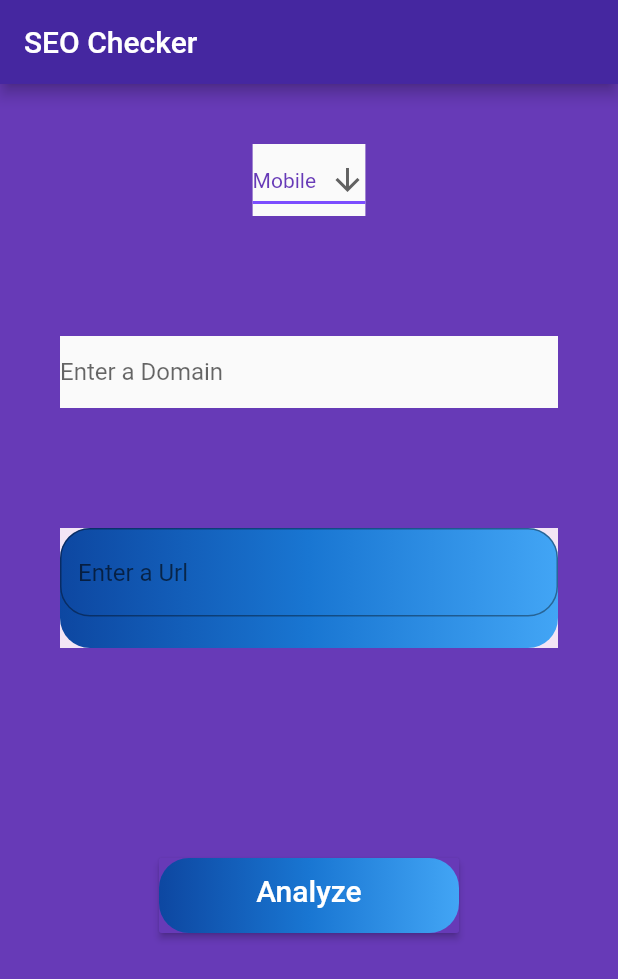
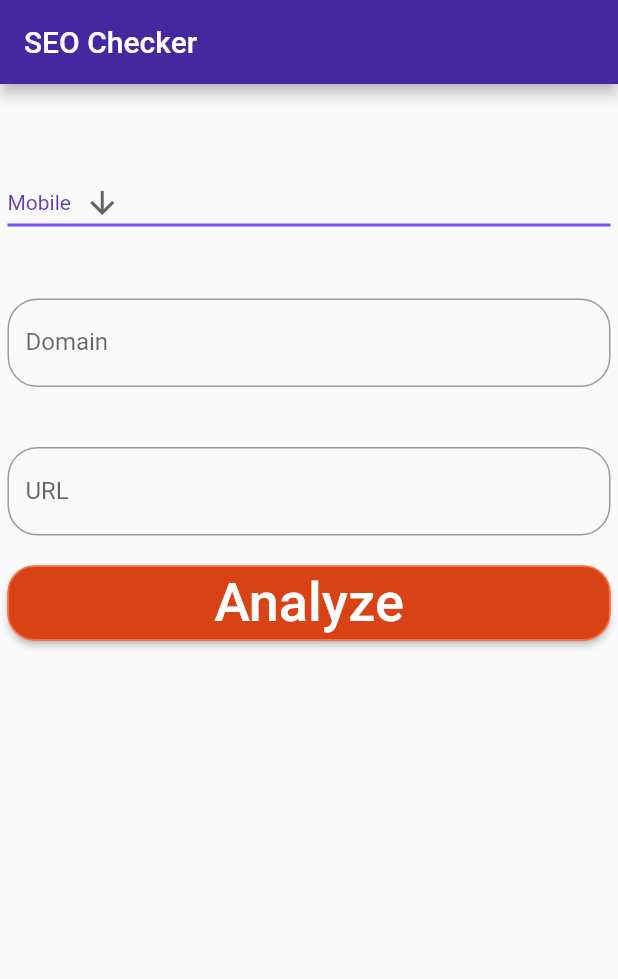
Before and after one commit to jerry1101/flutter_provider, a Flutter app: the screen it shows after launch, on a phone screen of 412 x 824 dp. Shown: the top 979 px of the screen. Run offline on Flutter 3.47's test engine with Material 2 defaults, Android fonts, the phone set to English and light mode, and no system bars.

Commit message:
format 1

```diff
--- a/lib/main.dart
+++ b/lib/main.dart
@@ -28,7 +28,8 @@ class Portal extends StatefulWidget {
 }
 
 class _PortalState extends State<Portal> {
-  final myController = TextEditingController();
+  final _urlController = TextEditingController();
+  final _domainController = TextEditingController();
   String dropdownValue = 'Mobile';
   final _userAgentVersions = <String>['Mobile', 'Desktop'];
   @override
@@ -39,25 +40,22 @@ class _PortalState extends State<Portal> {
         backgroundColor: Colors.deepPurple[800],
       ),
       body: Container(
-        color: Colors.deepPurple,
-        child: Column(
+        margin: EdgeInsets.all(5),
+        child: ListView(
           children: <Widget>[
             Padding(
-              padding: const EdgeInsets.all(40.0),
+              padding: const EdgeInsets.only(top: 50, bottom: 20),
               child: _buildUserAgentType(),
             ),
             Padding(
-              padding: const EdgeInsets.all(40.0),
+              padding: const EdgeInsets.only(top: 20, bottom: 20),
               child: _buildDomain(),
             ),
             Padding(
-              padding: const EdgeInsets.all(40.0),
+              padding: const EdgeInsets.only(top: 20, bottom: 20),
               child: _buildUrl(),
             ),
-            Padding(
-              padding: const EdgeInsets.all(100.0),
-              child: _buildRaisedButton(context),
-            ),
+            _buildRaisedButton(context),
           ],
         ),
       ),
@@ -66,78 +64,53 @@ class _PortalState extends State<Portal> {
 
   Widget _buildRaisedButton(BuildContext context) {
     return Container(
-      alignment: Alignment(0, 0),
+      height: 50.0,
       child: RaisedButton(
+        color: Colors.deepOrange[800],
+          shape: RoundedRectangleBorder(
+              borderRadius: BorderRadius.circular(18.0),
+              side: BorderSide(color: Colors.deepOrange[400])),
+          // shape:
+          //     RoundedRectangleBorder(borderRadius: BorderRadius.circular(80.0)),
           textColor: Colors.white,
-          color: Colors.deepPurple,
           padding: const EdgeInsets.all(0.0),
-          child: Container(
-              height: 50,
-              width: 200,
-              decoration: const BoxDecoration(
-                borderRadius: BorderRadius.all(Radius.circular(20)),
-                gradient: LinearGradient(
-                  colors: <Color>[
-                    Color(0xFF0D47A1),
-                    Color(0xFF1976D2),
-                    Color(0xFF42A5F5),
-                  ],
-                ),
-              ),
-              padding: const EdgeInsets.all(10.0),
           child: Text('Analyze',
-                  textAlign: TextAlign.center, style: TextStyle(fontSize: 20))),
+              textAlign: TextAlign.center,
+              style: TextStyle(fontSize: 36, color: Colors.white)),
           onPressed: () {
             Navigator.push(
               context,
               MaterialPageRoute(
-                  builder: (context) => Page2(data: myController.text)),
+                  builder: (context) => Page2(data: _urlController.text)),
             );
           }),
     );
   }
 
-  Material _buildUrl() {
-    return Material(
-      borderOnForeground: true,
-      color: Colors.purple[50],
-      child: Container(
-        height: 80,
-        width: 400,
-        decoration: const BoxDecoration(
-          borderRadius: BorderRadius.all(Radius.circular(20)),
-          gradient: LinearGradient(
-            colors: <Color>[
-              Color(0xFF0D47A1),
-              Color(0xFF1976D2),
-              Color(0xFF42A5F5),
-            ],
-          ),
-        ),
-        child: TextField(
-          controller: myController,
+  Widget _buildUrl() {
+    return TextField(
+      controller: _urlController,
+      keyboardType: TextInputType.multiline,
       decoration: InputDecoration(
-              border:
-                  OutlineInputBorder(borderRadius: BorderRadius.circular(20)),
+          labelText: 'URL',
+          border: OutlineInputBorder(borderRadius: BorderRadius.circular(20)),
           hintText: 'Enter a Url'),
-        ),
-      ),
     );
   }
 
-  Material _buildDomain() {
-    return Material(
-      child: TextField(
-        controller: myController,
+  Widget _buildDomain() {
+    return TextField(
+      controller: _domainController,
+      keyboardType: TextInputType.multiline,
       decoration: InputDecoration(
-            border: InputBorder.none, hintText: 'Enter a Domain'),
-      ),
+          labelText: 'Domain',
+          border: OutlineInputBorder(borderRadius: BorderRadius.circular(20)),
+          hintText: 'Enter a Domain'),
     );
   }
 
-  Material _buildUserAgentType() {
-    return Material(
-      child: DropdownButton<String>(
+  Widget _buildUserAgentType() {
+    return DropdownButton<String>(
       value: dropdownValue,
       icon: Icon(Icons.arrow_downward),
       iconSize: 24,
@@ -158,7 +131,6 @@ class _PortalState extends State<Portal> {
           child: Text(value),
         );
       }).toList(),
-      ),
     );
   }
 }
```
Lines whose indentation alone changed are shown as unchanged.
